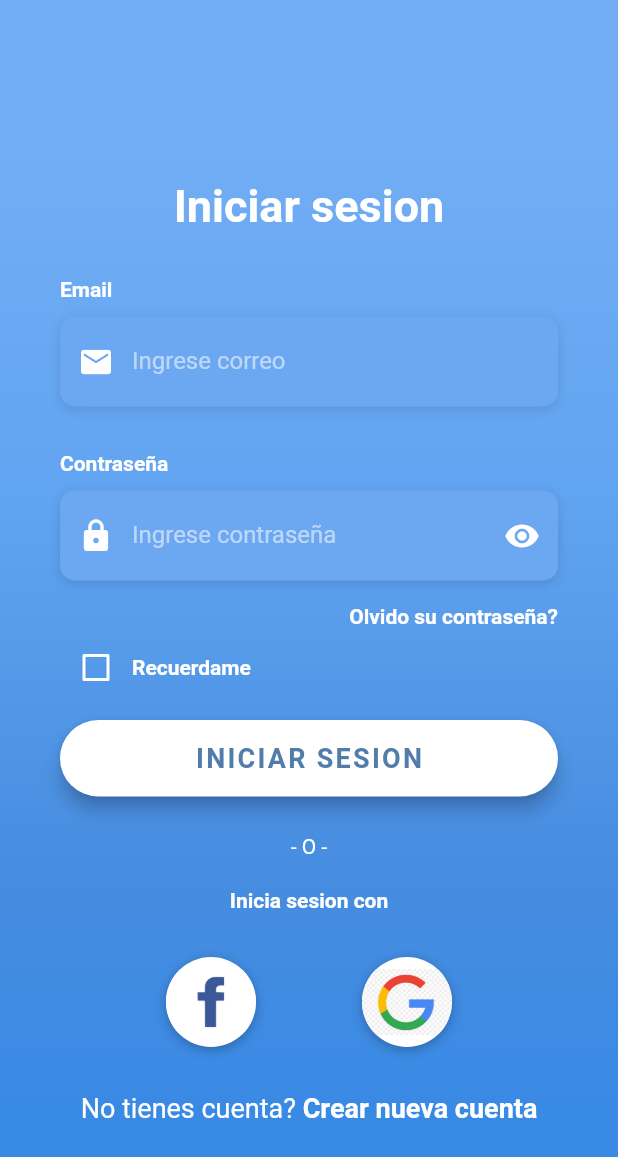
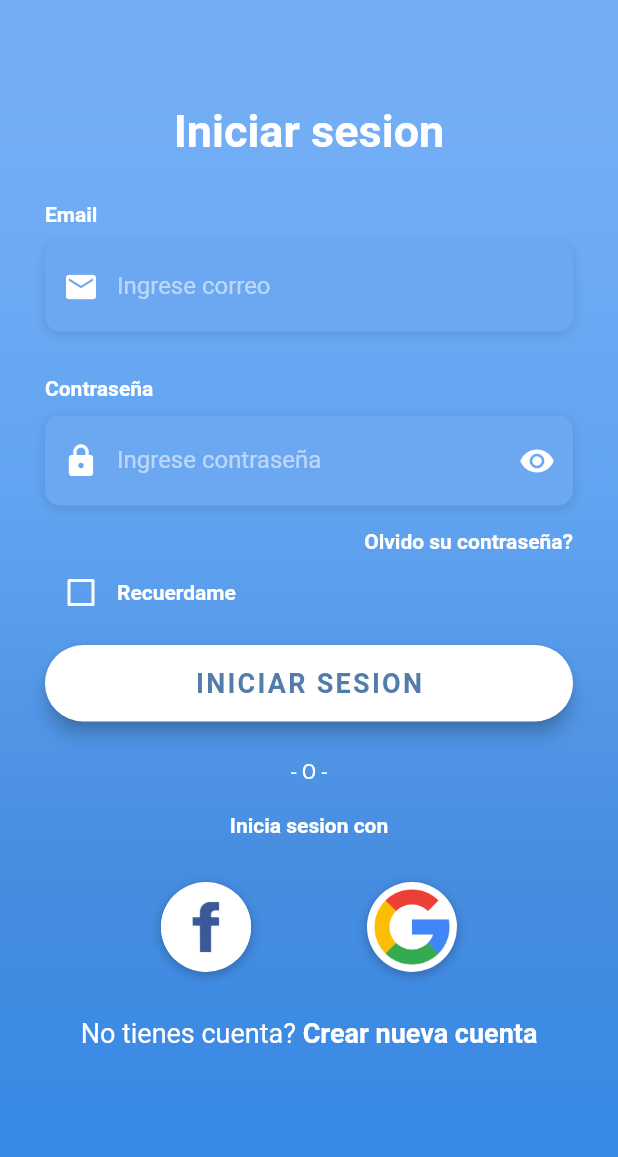
Before and after one commit to NehuenVila/delivery-app-flutter, a Flutter app: the screen it shows after launch, on a phone screen of 412 x 824 dp. Shown: the top 1157 px of the screen. Run offline on Flutter 3.47's test engine with Material 2 defaults, Android fonts, the phone set to English and light mode, and no system bars; Roboto replaces fonts that are missing (OpenSans).

```diff
--- a/lib/src/pages/login_op_page.dart
+++ b/lib/src/pages/login_op_page.dart
@@ -91,16 +91,18 @@ class _LoginScreenState extends State<LoginScreen> {
                 color: Colors.white,
               ),
               suffixIcon: IconButton(
+
+                color: Colors.white,
                 onPressed: (){
                   setState(() {
                     _claveOculta = !_claveOculta;
                   });
                 },
                 icon: Icon(Icons.remove_red_eye),
-                color: Colors.white,
               ),
               hintText: 'Ingrese contraseña',
               hintStyle: kHintTextStyle,
+//              errorText: ''
             ),
             onChanged: (valor){
               setState(() {
@@ -256,7 +258,7 @@ class _LoginScreenState extends State<LoginScreen> {
           _buildSocialBtn(
                 () => print('Login with Google'),
             AssetImage(
-              'assets/logos/google.jpg',
+              'assets/logos/google_icon.png',
             ),
           ),
         ],
@@ -327,12 +329,13 @@ class _LoginScreenState extends State<LoginScreen> {
                 child: SingleChildScrollView(
                   physics: AlwaysScrollableScrollPhysics(),
                   padding: EdgeInsets.symmetric(
-                    horizontal: 40.0,
-                    vertical: 120.0,
+                    horizontal: 30.0,
+                    vertical: 30,
                   ),
                   child: Column(
                     mainAxisAlignment: MainAxisAlignment.center,
                     children: <Widget>[
+                      SizedBox(height: 40.0),
                       Text(
                         'Iniciar sesion',
                         style: TextStyle(
@@ -344,9 +347,7 @@ class _LoginScreenState extends State<LoginScreen> {
                       ),
                       SizedBox(height: 30.0),
                       _buildEmailTF(),
-                      SizedBox(
-                        height: 30.0,
-                      ),
+                      SizedBox(height: 30.0),
                       _buildPasswordTF(),
                      _buildForgotPasswordBtn(),
                       _buildRememberMeCheckbox(),
--- a/pubspec.yaml
+++ b/pubspec.yaml
@@ -46,8 +46,7 @@ flutter:
 
   # To add assets to your application, add an assets section, like this:
   assets:
-     - assets/logos/facebook.jpg
-     - assets/logos/google.jpg
+     - assets/logos/
 
   # An image asset can refer to one or more resolution-specific "variants", see
   # https://flutter.dev/assets-and-images/#resolution-aware.
```
Also changed, not shown: assets/logos/google_icon.png (added).
